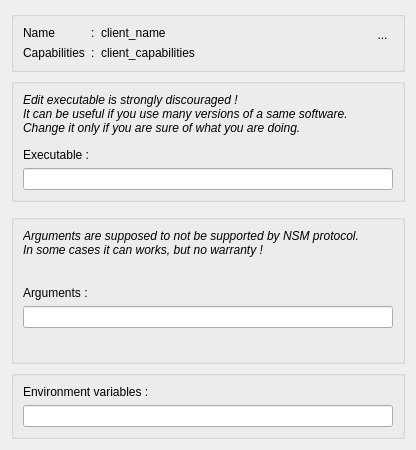
Before: the Qt Designer form resources/ui/nsm_properties.ui in Houston4444/RaySession, drawn with Qt 5.
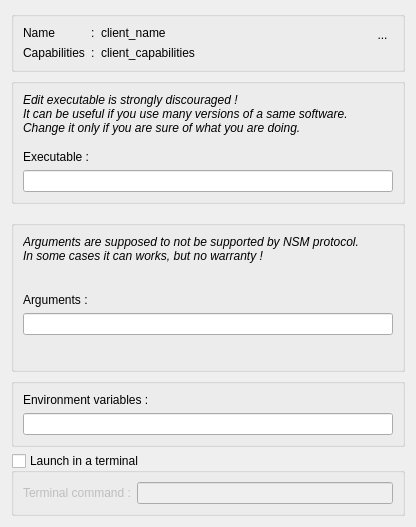
After: the same form once the commit is applied. Icons and pictures are not drawn. Custom widgets are drawn as their Qt base class.

Commit message: add 'launch in terminal' feature for NSM clients

What changed in the file:
```diff
--- a/resources/ui/nsm_properties.ui
+++ b/resources/ui/nsm_properties.ui
@@ -7,7 +7,7 @@
     <x>0</x>
     <y>0</y>
     <width>416</width>
-    <height>450</height>
+    <height>527</height>
    </rect>
   </property>
   <property name="windowTitle">
@@ -283,6 +283,34 @@
      </layout>
     </widget>
    </item>
+   <item>
+    <widget class="QGroupBox" name="groupBoxTerminal">
+     <property name="toolTip">
+      <string>&lt;html&gt;&lt;head/&gt;&lt;body&gt;&lt;p&gt;Launch the program in a terminal.&lt;/p&gt;&lt;p&gt;Mostly for debug purpose, some things may behave differently, such as the way the program is stopped.&lt;/p&gt;&lt;p&gt;The terminal command line is global, it will be applyed to all clients using this option in all sessions.&lt;/p&gt;&lt;/body&gt;&lt;/html&gt;</string>
+     </property>
+     <property name="title">
+      <string>Launch in a terminal</string>
+     </property>
+     <property name="checkable">
+      <bool>true</bool>
+     </property>
+     <property name="checked">
+      <bool>false</bool>
+     </property>
+     <layout class="QHBoxLayout" name="horizontalLayout_2">
+      <item>
+       <widget class="QLabel" name="label_5">
+        <property name="text">
+         <string>Terminal command :</string>
+        </property>
+       </widget>
+      </item>
+      <item>
+       <widget class="QLineEdit" name="lineEditTerminalCommand"/>
+      </item>
+     </layout>
+    </widget>
+   </item>
   </layout>
  </widget>
  <customwidgets>
```
The commit also changes 7 other files.
